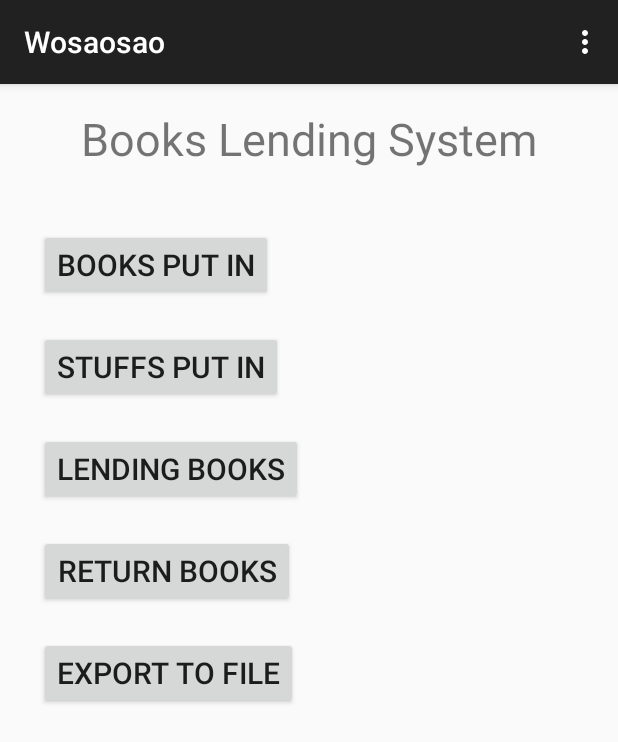
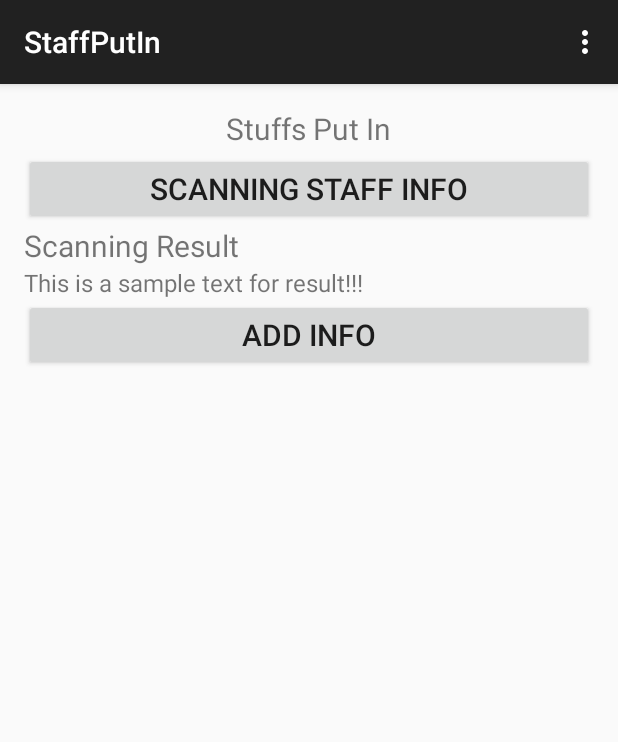
Before and after one commit to tancolo/wosaosao, an Android app: the screen it shows after launch (WosaoActivity before the commit, StaffPutIn after it), after a tap on "STUFFS PUT IN", on a phone screen of 412 x 824 dp. Shown: the top 742 px of the screen. Run offline under Robolectric (Android 15) with nearby library versions, the light colour scheme and no system bars.

Commit message:
add feature of scanning staff info. add a activity and something.

```diff
--- a/Wosaosao/app/src/main/AndroidManifest.xml
+++ b/Wosaosao/app/src/main/AndroidManifest.xml
@@ -44,7 +44,7 @@
             android:name=".BooksPutIn"
             android:label="@string/title_activity_books_put_in" >
         </activity>
-<!-- jerry added-->
+        <!-- jerry added -->
         <provider
             android:name="com.ckt.shrimp.utils.MyDbProvider"
             android:authorities="com.ckt.saosao.authority"
@@ -58,6 +58,10 @@
             android:name=".BorrowDetailActivity"
             android:label="@string/title_activity_borrow_detail" >
         </activity>
+        <activity
+            android:name=".StaffPutIn"
+            android:label="@string/title_activity_staff_put_in" >
+        </activity>
     </application>
 
 </manifest>
--- a/Wosaosao/app/src/main/java/com/ckt/shrimp/utils/Staff.java
+++ b/Wosaosao/app/src/main/java/com/ckt/shrimp/utils/Staff.java
@@ -5,9 +5,27 @@ package com.ckt.shrimp.utils;
  */
 public class Staff {
 
-    private String name;
-    private String id;
-    private String department;
+    private String name = null;
+    private String id = null;
+    private String department = null;
+    private String email = null;
+
+    //add by colo start
+    public Staff () {
+        name = "";
+        id = "";
+        department = "";
+        email = "";
+    }
+
+    public String getEmail() {
+        return email;
+    }
+
+    public void setEmail(String email) {
+        this.email = email;
+    }
+    // add by colo end
 
     public String getDepartment() {
         return department;
--- a/Wosaosao/app/src/main/java/com/ckt/shrimp/wosaosao/ScanningActivity.java
+++ b/Wosaosao/app/src/main/java/com/ckt/shrimp/wosaosao/ScanningActivity.java
@@ -107,7 +107,7 @@ public class ScanningActivity extends ActionBarActivity implements View.OnClickL
             }else { // value 2 means two dimension code about stuff info.
                 mTextScanStaff.setText(scanResult);//for showing staff info
                 //parser the scan result.
-                if(BookUtil.RETURN_OK != ParseAndWriteInfo.parseStaffInfo(scanResult, mBorrowedBookInfo)) {
+                if(BookUtil.RETURN_OK != ParseAndWriteInfo.parseStaffInfo(scanResult, mBorrowedBookInfo, null)) {
                     Toast.makeText(ScanningActivity.this, "获取职员二维码信息有误，请重新扫描", Toast.LENGTH_LONG).show();
                 }
             }
--- /dev/null
+++ b/Wosaosao/app/src/main/java/com/ckt/shrimp/wosaosao/StaffPutIn.java
@@ -0,0 +1,109 @@
+package com.ckt.shrimp.wosaosao;
+
+import android.app.ProgressDialog;
+import android.content.Intent;
+import android.support.v7.app.ActionBarActivity;
+import android.os.Bundle;
+import android.util.Log;
+import android.view.Menu;
+import android.view.MenuItem;
+import android.view.View;
+import android.widget.Button;
+import android.widget.TextView;
+import android.widget.Toast;
+
+import com.ckt.shrimp.utils.BookUtil;
+import com.ckt.shrimp.utils.ParseAndWriteInfo;
+import com.ckt.shrimp.utils.Staff;
+import com.zxing.activity.CaptureActivity;
+
+public class StaffPutIn extends ActionBarActivity implements View.OnClickListener{
+
+    //definition Staff info
+    private Button mButtonScanStuff;
+    private TextView mTextScanStuff;
+    private Button mButtonAddStaff;
+    private static final String TAG = "StaffPutIn";
+    private Staff mStaffInfo = new Staff();
+
+    @Override
+    protected void onCreate(Bundle savedInstanceState) {
+        super.onCreate(savedInstanceState);
+        setContentView(R.layout.activity_staff_put_in);
+
+        //init staff layout
+        mButtonScanStuff = (Button)findViewById(R.id.scan_staff_info);
+        mButtonAddStaff = (Button)findViewById(R.id.add_staff_info);
+        mTextScanStuff = (TextView)findViewById(R.id.scan_stuff_result);
+
+        mButtonScanStuff.setOnClickListener(this);
+        mButtonAddStaff.setOnClickListener(this);
+    }
+
+    @Override
+    public void onClick(View view) {
+        //both call the same api of zxing.
+        int viewId = view.getId();
+        switch(viewId) {
+            case R.id.scan_staff_info:
+                //call zxing API
+                //打开扫描界面扫描二维码
+                Intent openCameraIntent_stuff = new Intent(StaffPutIn.this, CaptureActivity.class);
+                startActivityForResult(openCameraIntent_stuff, BookUtil.RESULT_STUFF);
+                break;
+            case R.id.add_staff_info:
+                //get all books info, the class BooksInfoWrap contains isbn info and the inputting info.
+                Toast.makeText(StaffPutIn.this, "need jerry to implement", Toast.LENGTH_LONG).show();
+                break;
+            default:
+                break;
+        }
+    }
+
+    @Override
+    protected void onActivityResult(int requestCode, int resultCode, Intent data) {
+        super.onActivityResult(requestCode, resultCode, data);
+
+        log("requestCode = " + requestCode +", resultCode = " + resultCode);
+        //处理扫描结果（在界面上显示）仅仅是用于测试，后续有显示的地方
+        if (resultCode == RESULT_OK) {
+            Bundle bundle = data.getExtras();
+            String scanResult = bundle.getString("result");
+            if (BookUtil.RESULT_STUFF == requestCode) {
+                // value 2 means two dimension code about stuff info.
+                mTextScanStuff.setText(scanResult);
+                //need to parse staff info from the 2D code. static function
+                //need to pass the BookWrap
+                if(BookUtil.RETURN_OK != ParseAndWriteInfo.parseStaffInfo(scanResult, null, mStaffInfo)) {
+                    Toast.makeText(StaffPutIn.this, "获取职员二维码信息有误，请重新扫描", Toast.LENGTH_LONG).show();
+                }
+            }
+        }
+    }
+
+    @Override
+    public boolean onCreateOptionsMenu(Menu menu) {
+        // Inflate the menu; this adds items to the action bar if it is present.
+        getMenuInflater().inflate(R.menu.menu_staff_put_in, menu);
+        return true;
+    }
+
+    @Override
+    public boolean onOptionsItemSelected(MenuItem item) {
+        // Handle action bar item clicks here. The action bar will
+        // automatically handle clicks on the Home/Up button, so long
+        // as you specify a parent activity in AndroidManifest.xml.
+        int id = item.getItemId();
+
+        //noinspection SimplifiableIfStatement
+        if (id == R.id.action_settings) {
+            return true;
+        }
+
+        return super.onOptionsItemSelected(item);
+    }
+
+    public static void log(String str) {
+        Log.e(TAG, str);
+    }
+}
--- a/Wosaosao/app/src/main/java/com/ckt/shrimp/wosaosao/WosaoActivity.java
+++ b/Wosaosao/app/src/main/java/com/ckt/shrimp/wosaosao/WosaoActivity.java
@@ -65,6 +65,8 @@ public class WosaoActivity extends ActionBarActivity implements View.OnClickList
                 startActivity(intentBooksPutIn);
                 break;
             case R.id.staff_input:
+                Intent intentStaffPutIn = new Intent(WosaoActivity.this, StaffPutIn.class);
+                startActivity(intentStaffPutIn);
                 break;
             case R.id.book_lending:
             case R.id.book_return:
--- /dev/null
+++ b/Wosaosao/app/src/main/res/layout/activity_staff_put_in.xml
@@ -0,0 +1,56 @@
+<RelativeLayout xmlns:android="http://schemas.android.com/apk/res/android"
+    xmlns:tools="http://schemas.android.com/tools" android:layout_width="match_parent"
+    android:layout_height="match_parent" android:paddingLeft="@dimen/activity_horizontal_margin"
+    android:paddingRight="@dimen/activity_horizontal_margin"
+    android:paddingTop="@dimen/activity_vertical_margin"
+    android:paddingBottom="@dimen/activity_vertical_margin"
+    tools:context="com.ckt.shrimp.wosaosao.StaffPutIn">
+
+    <TextView
+        android:id="@+id/staff_putIn_title"
+        android:text="@string/staff_put_in"
+        android:layout_width="wrap_content"
+        android:layout_height="wrap_content"
+        android:layout_centerHorizontal="true"
+        android:textSize="20sp"
+        />
+
+    <LinearLayout
+        android:id="@+id/contain_staff_info"
+        android:layout_below="@id/add_others_info"
+        android:layout_width="fill_parent"
+        android:layout_height="wrap_content"
+        android:layout_marginTop="30dp"
+        android:orientation="vertical"
+        >
+        <Button
+            android:id="@+id/scan_staff_info"
+            android:layout_width="fill_parent"
+            android:layout_height="wrap_content"
+            android:text="@string/scan_staff"
+            android:textSize="20sp"
+            />
+
+        <TextView
+            android:layout_width="fill_parent"
+            android:layout_height="wrap_content"
+            android:textSize="20sp"
+            android:text="@string/scan_result_title"
+            />
+        <TextView
+            android:id="@+id/scan_stuff_result"
+            android:layout_width="fill_parent"
+            android:layout_height="wrap_content"
+            android:textSize="16sp"
+            android:text="@string/scan_result_sample"
+            />
+        <Button
+            android:id="@+id/add_staff_info"
+            android:layout_width="fill_parent"
+            android:layout_height="wrap_content"
+            android:text="@string/lending_ok"
+            android:textSize="20sp"
+            />
+    </LinearLayout>
+
+</RelativeLayout>
--- /dev/null
+++ b/Wosaosao/app/src/main/res/menu/menu_staff_put_in.xml
@@ -0,0 +1,7 @@
+<menu xmlns:android="http://schemas.android.com/apk/res/android"
+    xmlns:app="http://schemas.android.com/apk/res-auto"
+    xmlns:tools="http://schemas.android.com/tools"
+    tools:context="com.ckt.shrimp.wosaosao.StaffPutIn">
+    <item android:id="@+id/action_settings" android:title="@string/action_settings"
+        android:orderInCategory="100" app:showAsAction="never" />
+</menu>
--- a/Wosaosao/app/src/main/res/values/strings.xml
+++ b/Wosaosao/app/src/main/res/values/strings.xml
@@ -61,6 +61,9 @@
     <string name="borrow_success">borrow success......</string>
 
     <!-- add the string for ScanningActivity's button book_lending_ok-->
-    <string name="lending_ok">OK</string>
+    <string name="lending_ok">Add Info</string>
+
+    <!-- add strings for activity StaffPutIn -->
+    <string name="title_activity_staff_put_in">StaffPutIn</string>
 
 </resources>
```
Also changed, not shown: Wosaosao/app/src/main/java/com/ckt/shrimp/utils/ParseAndWriteInfo.java (+19 -4 lines), Wosaosao/app/src/main/java/com/ckt/shrimp/wosaosao/BooksPutIn.java (+7 -7 lines).
